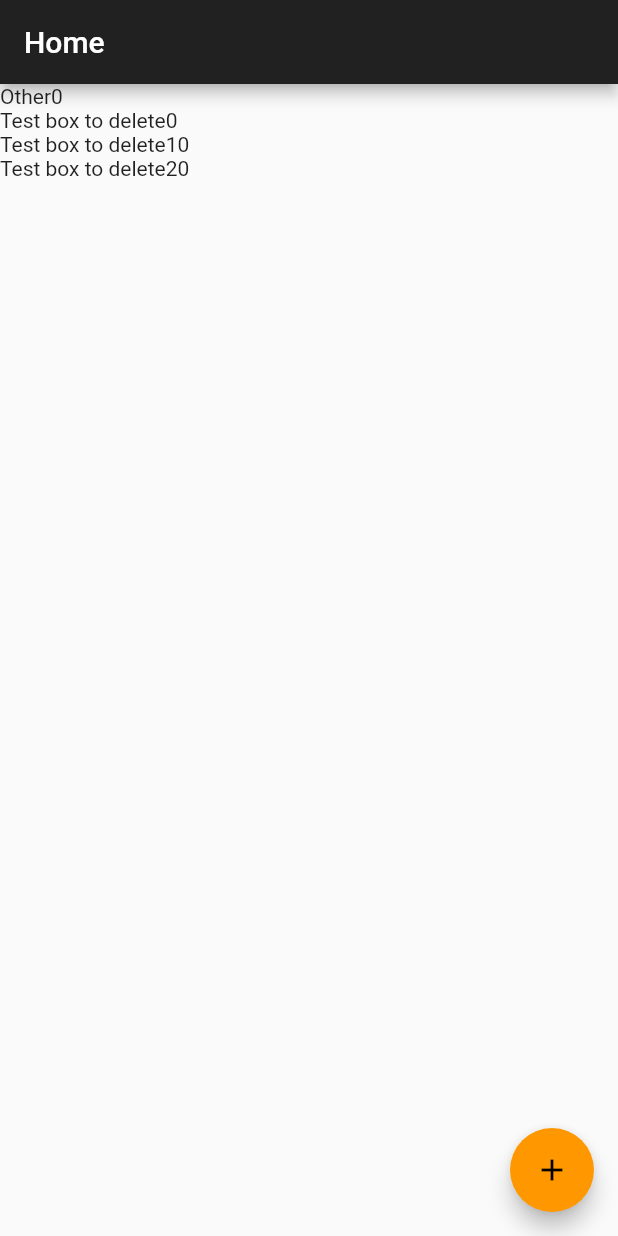
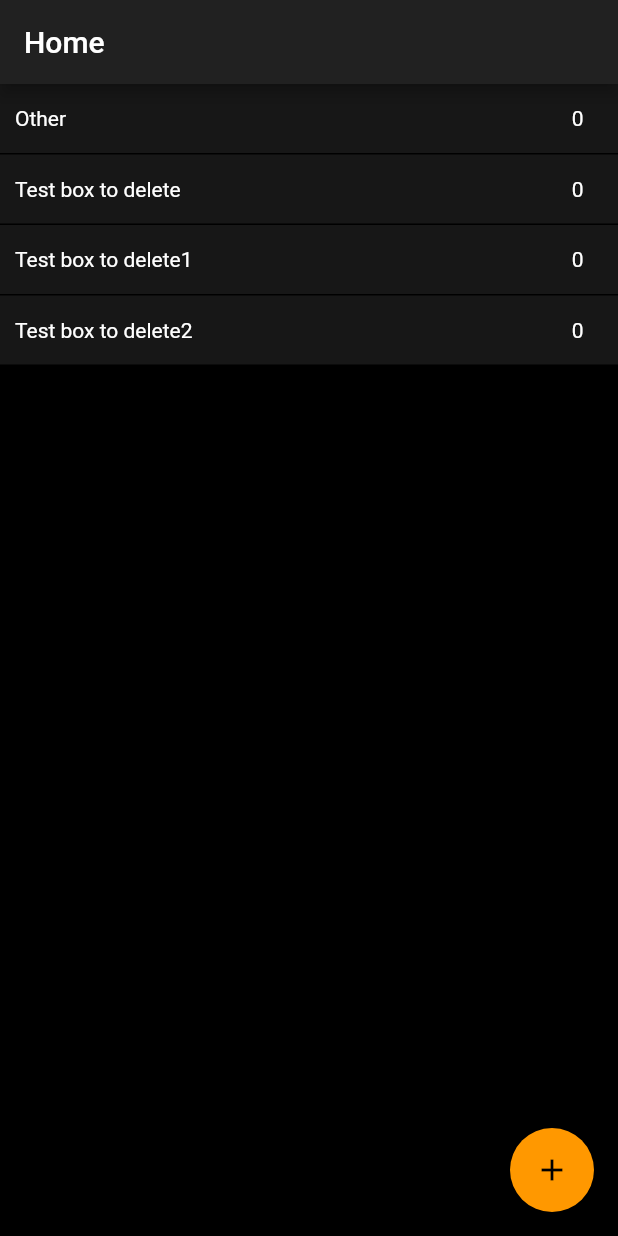
Before and after one commit to MusicCorner/Moneybox_dart, a Flutter app: the screen it shows after launch, on a phone screen of 412 x 824 dp. Run offline on Flutter 3.47's test engine with Material 2 defaults, Android fonts, the phone set to English and light mode, and no system bars.

Commit message:
styles added

```diff
--- a/lib/view/HomePage/HomePage.dart
+++ b/lib/view/HomePage/HomePage.dart
@@ -18,8 +18,11 @@ class HomePage extends StatelessWidget {
       SingleBox(box: box, toggleBoxSelection: boxesModel.toggleBoxSelection, checkBoxIsShowed: checkBoxIsShowed,)
     )).toList();
 
-    return Column(
-      children: boxesWidgets
+    return Container(
+      decoration: BoxDecoration(color: Colors.black),
+      child: Column(
+        children: boxesWidgets
+      ),
     );
   }
 
@@ -68,7 +71,7 @@ class HomePage extends StatelessWidget {
         actions: getActionButtos(),
       ),
       body: Center(
-        child: Consumer<BoxesModel>(builder: getBoxes)
+        child: Consumer<BoxesModel>(builder: getBoxes),
       ),
       floatingActionButton: FloatingActionButton(
         onPressed: () => _goToAddBoxScreen(context),
--- a/lib/view/HomePage/SingleBox.dart
+++ b/lib/view/HomePage/SingleBox.dart
@@ -1,4 +1,4 @@
-// import 'package:clicker/states/SingleBoxState.dart';
+import 'dart:ui';
 import 'package:flutter/material.dart';
 
 class SingleBox extends StatelessWidget {
@@ -9,7 +9,9 @@ class SingleBox extends StatelessWidget {
   bool checkBoxIsShowed;
 
   void _selectBox() {
-    toggleBoxSelection(box.id, true);
+    if (box.id != 0) {
+      toggleBoxSelection(box.id, true);
+    }
   }
 
   void _unselectBox() {
@@ -17,14 +19,27 @@ class SingleBox extends StatelessWidget {
   }
 
   void _toggleCheckBox(isSelected) {
-    toggleBoxSelection(box.id, isSelected);
+    if (box.id != 0) {
+      toggleBoxSelection(box.id, isSelected);
+    }
+  }
+
+  void _onTap() {
+    if (checkBoxIsShowed && box.id != 0) {
+      _toggleCheckBox(!box.isSelected);
+    }
   }
 
   Widget _getCheckBox() {
     if (checkBoxIsShowed) {
-      return Checkbox(
-        onChanged: box.id != 0 ? _toggleCheckBox : (isSelected) => {},
-        value: box.id != 0 ? box.isSelected : false
+      return Container(
+        height: 15.0,
+        width: 29.0,
+        child: Checkbox(
+          materialTapTargetSize: MaterialTapTargetSize.shrinkWrap,
+          onChanged: box.id != 0 ? _toggleCheckBox : (isSelected) => {},
+          value: box.id != 0 ? box.isSelected : false
+        ),
       );
     }
 
@@ -33,18 +48,32 @@ class SingleBox extends StatelessWidget {
 
   @override
   Widget build(BuildContext context) {
+    String cachedAlready = box.cachedAlready.toString();
+    String sumToCache = box.sumToCache.toString();
+    double textBoxWidth = checkBoxIsShowed ? MediaQuery.of(context).size.width * 0.84 : MediaQuery.of(context).size.width * 0.92;
+
+    Widget rowContainer = Container(
+      padding: EdgeInsets.only(left: 10, top: 15, right: 10, bottom: 15),
+      decoration: BoxDecoration(color: Color(0xFF171717), border: Border(bottom: BorderSide(color: Colors.black))),
+      child: Row(children: <Widget>[
+        _getCheckBox(),
+        Container(
+          child: Row(
+            children: <Widget>[
+              Text(box.name, style: TextStyle(color: Colors.white)),
+              Text(cachedAlready, style: TextStyle(color: Colors.white)),
+            ],
+            mainAxisAlignment: MainAxisAlignment.spaceBetween,
+          ),
+          width: textBoxWidth,
+        )
+      ],),
+    );
+
     return GestureDetector(
-      onTap: _unselectBox,
+      onTap: _onTap,
       onLongPress: _selectBox,
-      child: Column(
-        children: <Widget>[
-          Row(children: <Widget>[
-            _getCheckBox(),
-            Text(box.name),
-            Text(box.cachedAlready.toString()),
-          ],)
-        ],
-      ),
+      child: rowContainer
     );
   }
 }
```
Also changed, not shown: 5 other files.
